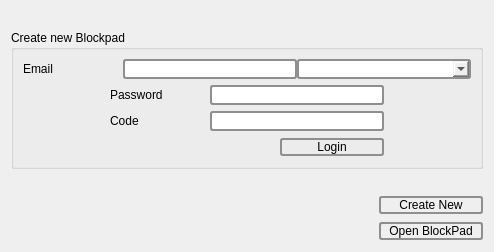
Bloc10FinTech/blockpad, file register.ui: the form before one commit.
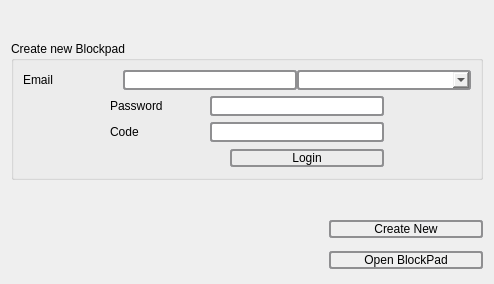
The form after the commit.

Diff of the .ui file:
```diff
--- a/register.ui
+++ b/register.ui
@@ -7,7 +7,7 @@
     <x>0</x>
     <y>0</y>
     <width>486</width>
-    <height>240</height>
+    <height>284</height>
    </rect>
   </property>
   <property name="sizePolicy">
@@ -25,7 +25,7 @@
     border-radius: 3px;
     background-color: qlineargradient(x1: 0, y1: 0, x2: 0, y2: 1,
                                       stop: 0 #f6f7fa, stop: 1 #dadbde);
-	min-width: 100px;
+	min-width: 150px;
 }
 
 QPushButton:pressed {
@@ -346,7 +346,7 @@
           <widget class="QLabel" name="labelFalsh">
            <property name="minimumSize">
             <size>
-             <width>170</width>
+             <width>120</width>
              <height>0</height>
             </size>
            </property>
```
